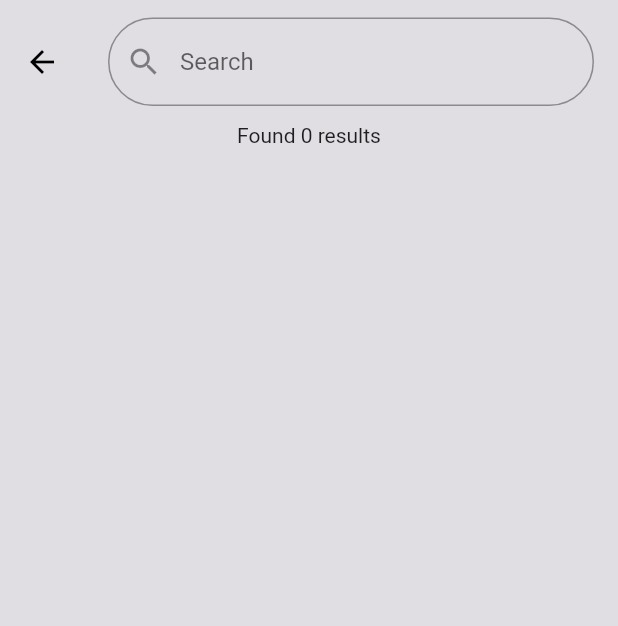
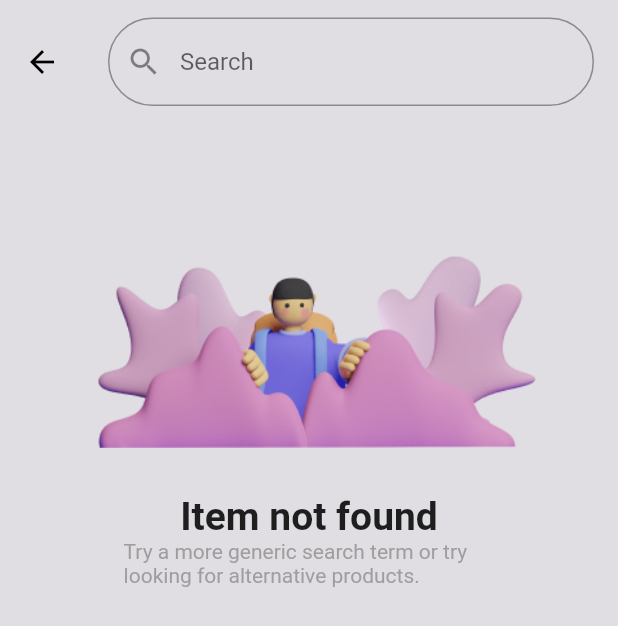
Before and after one commit to BekzodGayratov/OnlineShop, a Flutter app: the SearchingPage screen opened by its route, on a phone screen of 412 x 824 dp. Shown: the top 626 px of the screen. Run offline on Flutter 3.47's test engine with Material 2 defaults, Android fonts, the phone set to English and light mode, and no system bars; our stand-ins replace animate_do, auto_size_text, cached_network_image; network calls fail.

Commit message:
small change

```diff
--- a/lib/view/pages/searching_page.dart
+++ b/lib/view/pages/searching_page.dart
@@ -22,10 +22,24 @@ class SearchingPage extends StatelessWidget {
             elevation: 0,
             title: const SearchingButton(),
           ),
-          body: FadeInUp(
-            child: Column(children: [
-              Text(
-                  "Found ${context.watch<SearchBarProvider>().searchedItems.length} results"),
+          body: context.watch<SearchBarProvider>().searchedItems.isEmpty? Column(
+            children: [
+              SizedBox(
+                height: MediaQuery.of(context).size.height *0.3,
+                width: MediaQuery.of(context).size.width *12,
+                child: Image.asset("assets/notFound.png"),
+              ),
+              const Text("Item not found",style: TextStyle(fontSize: 26.0,fontWeight: FontWeight.bold),),
+              Padding(
+                padding: EdgeInsets.symmetric(
+                  horizontal: MediaQuery.of(context).size.width * 0.2
+                ),
+                child: Text("Try a more generic search term or try looking for alternative products.",maxLines: 2,overflow: TextOverflow.ellipsis,style: TextStyle(color: Colors.grey),),
+              )
+            ],
+          ):FadeInUp(
+            child: Column(
+              children: [
                 Expanded(
                   child: GridView.builder(
                       gridDelegate: SliverGridDelegateWithFixedCrossAxisCount(
@@ -35,7 +49,8 @@ class SearchingPage extends StatelessWidget {
                       itemBuilder: (context, index) {
                         return Padding(
                           padding: EdgeInsets.symmetric(
-                          horizontal: MediaQuery.of(context).size.width * 0.05,
+                            horizontal:
+                                MediaQuery.of(context).size.width * 0.05,
                             vertical: MediaQuery.of(context).size.height * 0.01,
                           ),
                           child: FadeInUp(
@@ -45,12 +60,15 @@ class SearchingPage extends StatelessWidget {
                                   margin: EdgeInsets.only(
                                       top: MediaQuery.of(context).size.height *
                                           0.08),
-                                width: MediaQuery.of(context).size.width * 0.45,
+                                  width:
+                                      MediaQuery.of(context).size.width * 0.45,
                                   decoration: BoxDecoration(
                                       color: Colors.white,
-                                    borderRadius: BorderRadius.circular(10.0)),
+                                      borderRadius:
+                                          BorderRadius.circular(10.0)),
                                   child: Column(
-                                  crossAxisAlignment: CrossAxisAlignment.center,
+                                    crossAxisAlignment:
+                                        CrossAxisAlignment.center,
                                     children: [
                                       Padding(
                                         padding: EdgeInsets.only(
@@ -92,12 +110,13 @@ class SearchingPage extends StatelessWidget {
                                   ),
                                 ),
                                 Positioned(
-                                left: MediaQuery.of(context).size.width * 0.05,
+                                  left:
+                                      MediaQuery.of(context).size.width * 0.05,
                                   bottom:
                                       MediaQuery.of(context).size.height * 0.15,
                                   child: Container(
-                                  height:
-                                      MediaQuery.of(context).size.height * 0.15,
+                                    height: MediaQuery.of(context).size.height *
+                                        0.15,
                                     width:
                                         MediaQuery.of(context).size.width * 0.3,
                                     decoration: BoxDecoration(
@@ -117,7 +136,8 @@ class SearchingPage extends StatelessWidget {
                           .searchedItems
                           .length),
                 ),
-            ]),
+              ],
+            ),
           ),
         );
       },
--- a/lib/widgets/searching_widget.dart
+++ b/lib/widgets/searching_widget.dart
@@ -29,8 +29,10 @@ class SearchingButton extends StatelessWidget {
         for (var item in wearableNames) {
           if (v.isEmpty) {
             context.read<SearchBarProvider>().cleanSearchedItems();
-          } else if (!item.toLowerCase().contains(v.toLowerCase())) {
-            context.read<SearchBarProvider>().notFoundItems();
+          } else if (v.isEmpty) {
+            if (!item.toLowerCase().contains(v.toLowerCase())) {
+              context.read<SearchBarProvider>().notFoundItems();
+            }
           } else if (item.toLowerCase().contains(v.toLowerCase())) {
             context.read<SearchBarProvider>().addSearchedItems(item);
           }
```
Also changed, not shown: assets/notFound.png (added). Lines whose indentation alone changed are shown as unchanged.
